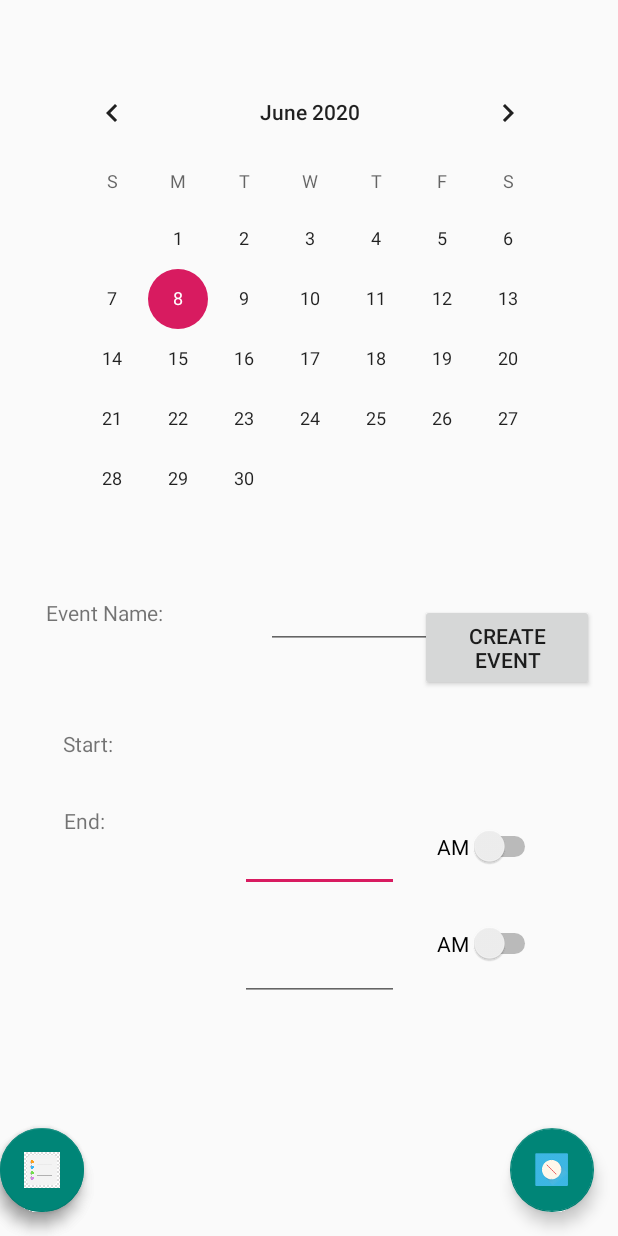
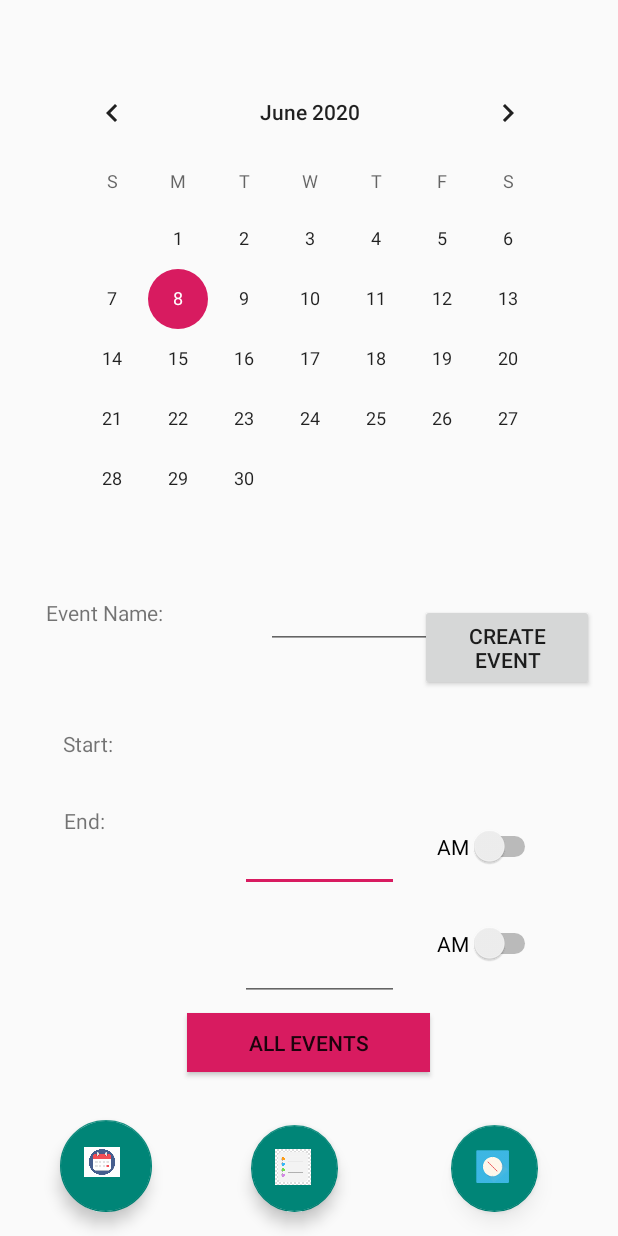
Before and after one commit to mbotross/utilitiesapp, an Android app: the Calendar screen opened directly, with no data from a screen before it, on a phone screen of 412 x 824 dp. Run offline under Robolectric (Android 15) with nearby library versions, the phone set to English and light mode, and no system bars; our stand-ins replace Room's generated code; libraries missing offline, so code that uses them is left out: com.jakewharton.threetenabp.

Commit message:
calendar saved events

```diff
--- a/app/src/main/AndroidManifest.xml
+++ b/app/src/main/AndroidManifest.xml
@@ -9,6 +9,8 @@
             android:roundIcon="@mipmap/ic_launcher_round"
             android:supportsRtl="true"
             android:theme="@style/AppTheme">
+        <activity android:name=".AllEvents">
+        </activity>
         <activity android:name=".NewReminder">
         </activity>
         <activity
@@ -25,7 +27,6 @@
                 <category android:name="android.intent.category.LAUNCHER"/>
             </intent-filter>
         </activity>
-
     </application>
 
 </manifest>
--- a/app/src/main/java/com/example/kotlin1/Calendar.kt
+++ b/app/src/main/java/com/example/kotlin1/Calendar.kt
@@ -1,14 +1,26 @@
 package com.example.kotlin1
 
 import android.content.Context
+import android.content.Intent
+import android.os.Build
 import android.os.Bundle
 import android.view.LayoutInflater
 import android.view.View
 import android.view.ViewGroup
 import android.widget.*
+import androidx.annotation.RequiresApi
 import androidx.fragment.app.Fragment
+import androidx.lifecycle.Observer
+import androidx.lifecycle.ViewModelProvider
+import androidx.recyclerview.widget.LinearLayoutManager
+import androidx.recyclerview.widget.RecyclerView
 import kotlinx.android.synthetic.main.calendar_fragment.*
+import kotlinx.android.synthetic.main.reminders_fragment.*
 import kotlinx.android.synthetic.main.timer_fragment.*
+import java.time.LocalDateTime
+import java.time.Month
+import java.time.format.DateTimeFormatter
+import java.time.format.FormatStyle
 
 
 class Calendar: Fragment() {
@@ -22,13 +34,14 @@ class Calendar: Fragment() {
     private lateinit var scroll1:Switch
     private lateinit var scroll2:Switch
     private lateinit var button:Button
+    private lateinit var allevents:Button
     private lateinit var eventname:EditText
     private lateinit var start_time:EditText
     private lateinit var end_time:EditText
+    private lateinit var viewmodel:RemViewModel
+
     override fun onCreateView(inflater: LayoutInflater, container: ViewGroup?, savedInstanceState: Bundle?): View? {
         val view= inflater.inflate(R.layout.calendar_fragment,container,false)
-
-
         return view
     }
 
@@ -39,9 +52,18 @@ class Calendar: Fragment() {
         scroll1=view.findViewById(R.id.switch1)
         scroll2=view.findViewById(R.id.switch2)
         button=view.findViewById(R.id.createevent)
+        allevents=view.findViewById(R.id.allevents)
         eventname=view.findViewById(R.id.eventname)
         start_time=view.findViewById(R.id.start_time)
         end_time=view.findViewById(R.id.end_time)
+
+
+
+        viewmodel= ViewModelProvider(requireActivity()).get(RemViewModel::class.java)
+
+
+
+
     }
 
 
@@ -55,31 +77,29 @@ class Calendar: Fragment() {
         super.onActivityCreated(savedInstanceState)
 
         //Managing changing between AM and PM
-        scroll1.setOnCheckedChangeListener({_,isChecked->
+        scroll1.setOnCheckedChangeListener { _, isChecked->
             time1=scroll1.text.toString()
 
             if(time1.equals("AM")){
                 scroll1.text="PM"
                 time1="PM"
-            }
-            else{
+            } else{
                 scroll1.text="AM"
                 time1="AM"
             }
-        })
+        }
 
-        scroll2.setOnCheckedChangeListener({_,isChecked->
+        scroll2.setOnCheckedChangeListener { _, isChecked->
             time2=scroll2.text.toString()
 
             if(time2.equals("AM")){
                 scroll2.text="PM"
                 time2="PM"
-            }
-            else{
+            } else{
                 scroll2.text="AM"
                 time2="AM"
             }
-        })
+        }
 
 
         //Inputs
@@ -90,13 +110,14 @@ class Calendar: Fragment() {
 
     }
 
+    @RequiresApi(Build.VERSION_CODES.O)
     override fun onStart() {
         super.onStart()
 
         val t:Toast=Toast.makeText(activity?.applicationContext,"Please Make Sure all entries are filled",Toast.LENGTH_LONG)
-        val t2:Toast=Toast.makeText(activity?.applicationContext,"Activity Created",Toast.LENGTH_LONG)
+        val t2:Toast=Toast.makeText(activity?.applicationContext,"Event Created",Toast.LENGTH_LONG)
 
-        button.setOnClickListener({
+        button.setOnClickListener {
             if(eventname.text.toString().length>0){
                 event=eventname.text.toString()
                 println(event)
@@ -108,14 +129,38 @@ class Calendar: Fragment() {
                 end=end_time.text.toString().toInt()
             }
             if(start>0 && end>0 && event.length>0){
-                t2.show()
-            }
-            else{
+                //Event successfully created
+                //call view model to store event info
+
+                val currentDateTime = LocalDateTime.now()
+                val formatter = DateTimeFormatter.ofPattern("M/d/yyyy")
+                var formatted = currentDateTime.format(formatter)
+                var eventcreated:Event= Event(eventname.text.toString(),start,end,formatted)
+                calendar?.setOnDateChangeListener { view, year, month, dayOfMonth ->
+                    // Note that months are indexed from 0. So, 0 means January, 1 means february, 2 means march etc.
+                    val msg = "Selected date is " + (month+1) + "/" + dayOfMonth + "/" + year
+                    Toast.makeText(activity, msg, Toast.LENGTH_SHORT).show()
+                     formatted= (month+1).toString() + "/" + dayOfMonth + "/" + year
+                     eventcreated.date=formatted
+
+
+                }
+
+                viewmodel.insertevent(eventcreated)
+                //t2.show()
+            } else{
                 t.show()
             }
 
 
-        })
+        }
+        allevents.setOnClickListener{
+            print(viewmodel.allEvents)
+            val intent= Intent(this.context, AllEvents::class.java)
+            startActivity(intent)
+        }
+
+
 
 
     }
--- a/app/src/main/java/com/example/kotlin1/DAO.kt
+++ b/app/src/main/java/com/example/kotlin1/DAO.kt
@@ -13,5 +13,9 @@ interface DAO{
     suspend fun deleteAll()
     @Delete
     suspend fun deletentry(entry:Entries)
+    @Query("SELECT * from Calendar_table")
+    fun getEvents():LiveData<List<Event>>
+   @Insert(onConflict = OnConflictStrategy.IGNORE)
+    suspend fun insertevent(event:Event)
 
 }
--- a/app/src/main/java/com/example/kotlin1/DataRepo.kt
+++ b/app/src/main/java/com/example/kotlin1/DataRepo.kt
@@ -5,10 +5,14 @@ import androidx.lifecycle.MediatorLiveData;
 
 class DataRepo (private val wordDao:DAO){
     val allWords: LiveData<List<Entries>> = wordDao.getEntries()
+    val allevents:LiveData<List<Event>> = wordDao.getEvents()
     suspend fun insert(word: Entries) {
         wordDao.insert(word)
     }
     suspend fun deletentry(word: Entries){
         wordDao.deletentry(word)
     }
+    suspend fun insertevent(event:Event){
+        wordDao.insertevent(event)
+    }
 }
--- a/app/src/main/java/com/example/kotlin1/Home.kt
+++ b/app/src/main/java/com/example/kotlin1/Home.kt
@@ -24,20 +24,20 @@ class Home : AppCompatActivity() {
         changefrag2()
         fab.setOnClickListener { view ->
             Snackbar.make(view, "Calendar", Snackbar.LENGTH_LONG)
-                .setAction("Calendar", null).show()
+                //.setAction("Calendar", null).show()
                 changefrag2()
         }
 
         timer.setOnClickListener {view ->
             Snackbar.make(view, "Timer", Snackbar.LENGTH_LONG)
-                .setAction("Timer", null).show()
+                //.setAction("Timer", null).show()
 
             changefrag1()
 
         }
         reminder.setOnClickListener{view->
             Snackbar.make(view,"Reminders",Snackbar.LENGTH_LONG)
-                .setAction("Reminders",null).show()
+                //.setAction("Reminders",null).show()
                 changefrag3()
 
         }
--- a/app/src/main/java/com/example/kotlin1/RemViewModel.kt
+++ b/app/src/main/java/com/example/kotlin1/RemViewModel.kt
@@ -10,6 +10,7 @@ class RemViewModel (application: Application) : AndroidViewModel(application) {
 
     private val repository: DataRepo
     val allWords: LiveData<List<Entries>>
+    val allEvents: LiveData<List<Event>>
 
 
 
@@ -17,6 +18,7 @@ class RemViewModel (application: Application) : AndroidViewModel(application) {
         val wordsDao = WordRoomDatabase.getDatabase(application,viewModelScope).wordDao()
         repository = DataRepo(wordsDao)
         allWords = repository.allWords
+        allEvents=repository.allevents
     }
 
 
@@ -26,4 +28,7 @@ class RemViewModel (application: Application) : AndroidViewModel(application) {
     fun delete(word:Entries)=viewModelScope.launch(Dispatchers.IO) {
         repository.deletentry(word)
     }
+    fun insertevent(event:Event)=viewModelScope.launch (Dispatchers.IO){
+        repository.insertevent(event)
+    }
 }
--- a/app/src/main/java/com/example/kotlin1/Reminders.kt
+++ b/app/src/main/java/com/example/kotlin1/Reminders.kt
@@ -59,11 +59,6 @@ class Reminders: Fragment() , onclickremind{
 
 
 
-
-
-
-
-
     }
 
 
--- a/app/src/main/res/layout/activity_home.xml
+++ b/app/src/main/res/layout/activity_home.xml
@@ -12,31 +12,38 @@
 
     <com.google.android.material.floatingactionbutton.FloatingActionButton
             android:id="@+id/fab"
-            android:layout_width="wrap_content"
-            android:layout_height="wrap_content"
+            android:layout_width="61dp"
+            android:layout_height="78dp"
             android:layout_gravity="bottom|start"
             android:layout_margin="@dimen/fab_margin"
             app:srcCompat="@drawable/calendaricon"
 
             app:layout_constraintBottom_toBottomOf="parent"
-            tools:ignore="MissingConstraints"/>
+            tools:ignore="MissingConstraints" android:layout_marginEnd="8dp"
+            app:layout_constraintEnd_toStartOf="@+id/reminder" android:layout_marginRight="8dp"
+            android:layout_marginStart="8dp" app:layout_constraintStart_toStartOf="parent"
+            android:layout_marginLeft="8dp" android:layout_marginBottom="16dp"
+            app:layout_constraintHorizontal_bias="0.321" android:layout_marginTop="8dp"
+            app:layout_constraintTop_toTopOf="parent" app:layout_constraintVertical_bias="1.0"/>
 
 
     <com.google.android.material.floatingactionbutton.FloatingActionButton
-            android:layout_width="wrap_content"
-            android:layout_height="wrap_content"
-               android:src="@drawable/timer"
-               android:id="@+id/timer"
-               android:layout_gravity="bottom|end"
-               android:layout_margin="@dimen/fab_margin"
+            android:layout_width="58dp"
+            android:layout_height="78dp"
+            android:src="@drawable/timer"
+            android:id="@+id/timer"
+            android:layout_gravity="bottom|end"
+            android:layout_margin="@dimen/fab_margin"
             app:layout_constraintBottom_toBottomOf="parent"
             app:layout_constraintEnd_toEndOf="parent"
-            />
+            app:layout_constraintStart_toEndOf="@+id/reminder" android:layout_marginStart="8dp"
+            android:layout_marginLeft="8dp" android:layout_marginTop="8dp" app:layout_constraintTop_toTopOf="parent"
+            app:layout_constraintHorizontal_bias="0.614" app:layout_constraintVertical_bias="1.0"/>
 
     <com.google.android.material.floatingactionbutton.FloatingActionButton
 
-            android:layout_width="wrap_content"
-            android:layout_height="wrap_content"
+            android:layout_width="58dp"
+            android:layout_height="78dp"
             android:src="@drawable/remindericon"
             android:id="@+id/reminder"
             android:layout_gravity="bottom|center"
@@ -44,7 +51,12 @@
             app:layout_constraintBottom_toBottomOf="parent"
 
 
-            tools:ignore="MissingConstraints"/>
+            tools:ignore="MissingConstraints" android:layout_marginBottom="16dp"
+            android:layout_marginTop="8dp" app:layout_constraintTop_toTopOf="parent"
+            app:layout_constraintVertical_bias="1.0" android:layout_marginEnd="8dp"
+            app:layout_constraintEnd_toEndOf="parent" android:layout_marginRight="8dp" android:layout_marginStart="8dp"
+            app:layout_constraintStart_toStartOf="parent" android:layout_marginLeft="8dp"
+            app:layout_constraintHorizontal_bias="0.471"/>
 
 
 
--- a/app/src/main/res/layout/calendar_fragment.xml
+++ b/app/src/main/res/layout/calendar_fragment.xml
@@ -107,4 +107,16 @@
             android:layout_marginLeft="8dp" android:layout_marginStart="8dp" app:layout_constraintEnd_toEndOf="parent"
             android:layout_marginEnd="8dp" android:layout_marginRight="8dp"
             app:layout_constraintVertical_bias="0.521" app:layout_constraintHorizontal_bias="0.971"/>
+    <Button
+            android:text="All Events"
+            android:layout_width="162dp"
+            android:layout_height="39dp"
+            android:background="@color/colorAccent"
+            android:id="@+id/allevents" android:layout_marginTop="8dp"
+            app:layout_constraintTop_toBottomOf="@+id/end_time" android:layout_marginBottom="8dp"
+            app:layout_constraintBottom_toBottomOf="parent" app:layout_constraintEnd_toEndOf="parent"
+            android:layout_marginEnd="8dp" android:layout_marginRight="8dp"
+            app:layout_constraintStart_toStartOf="parent" android:layout_marginLeft="8dp"
+            android:layout_marginStart="8dp" app:layout_constraintHorizontal_bias="0.498"
+            app:layout_constraintVertical_bias="0.0"/>
 </androidx.constraintlayout.widget.ConstraintLayout>
--- a/app/src/main/res/values/strings.xml
+++ b/app/src/main/res/values/strings.xml
@@ -4,4 +4,5 @@
     <string name="_22">22</string>
     <string name="add_reminder">Add Reminder</string>
     <string name="save_reminder">Save Reminder</string>
+    <string name="description">description</string>
 </resources>
```
Also changed, not shown: app/src/main/java/com/example/kotlin1/AllEvents.kt (added, +29 -0 lines), app/src/main/java/com/example/kotlin1/CalenAdapter.kt (added, +40 -0 lines), app/src/main/java/com/example/kotlin1/Database.kt (+3 -4 lines), app/src/main/java/com/example/kotlin1/Entries.kt (+13 -0 lines), app/src/main/res/layout/activity_all_events.xml (added, +21 -0 lines), app/src/main/res/layout/event_item.xml (added, +28 -0 lines), app/src/main/res/layout/reminders_fragment.xml (+13 -17 lines).
